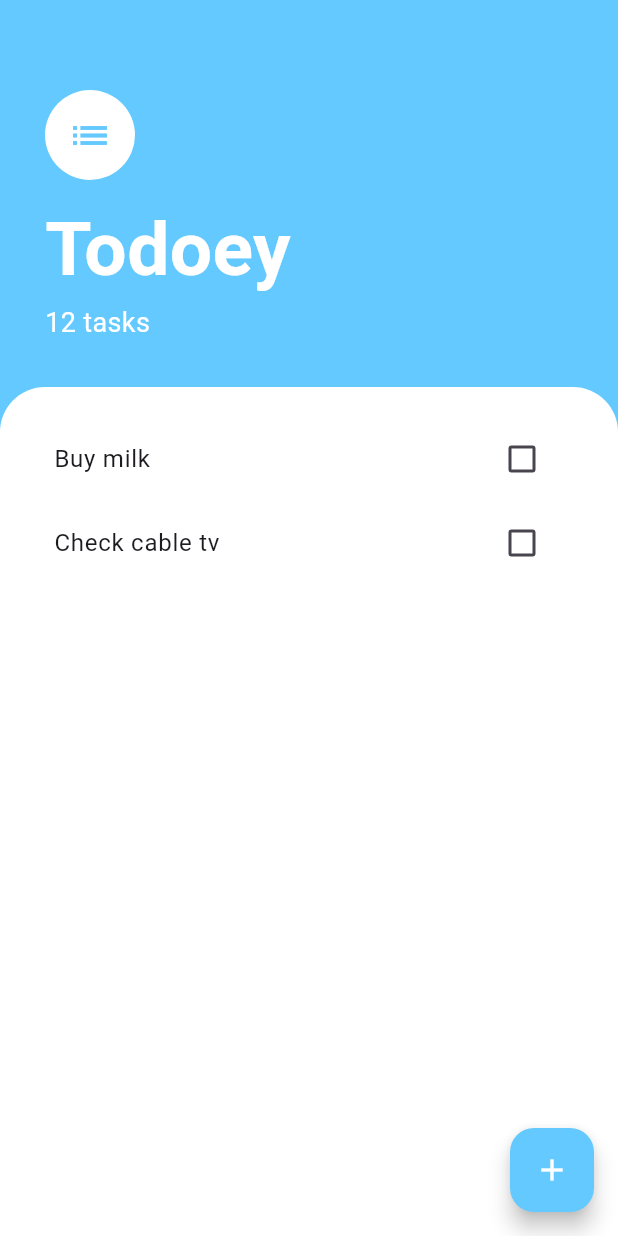
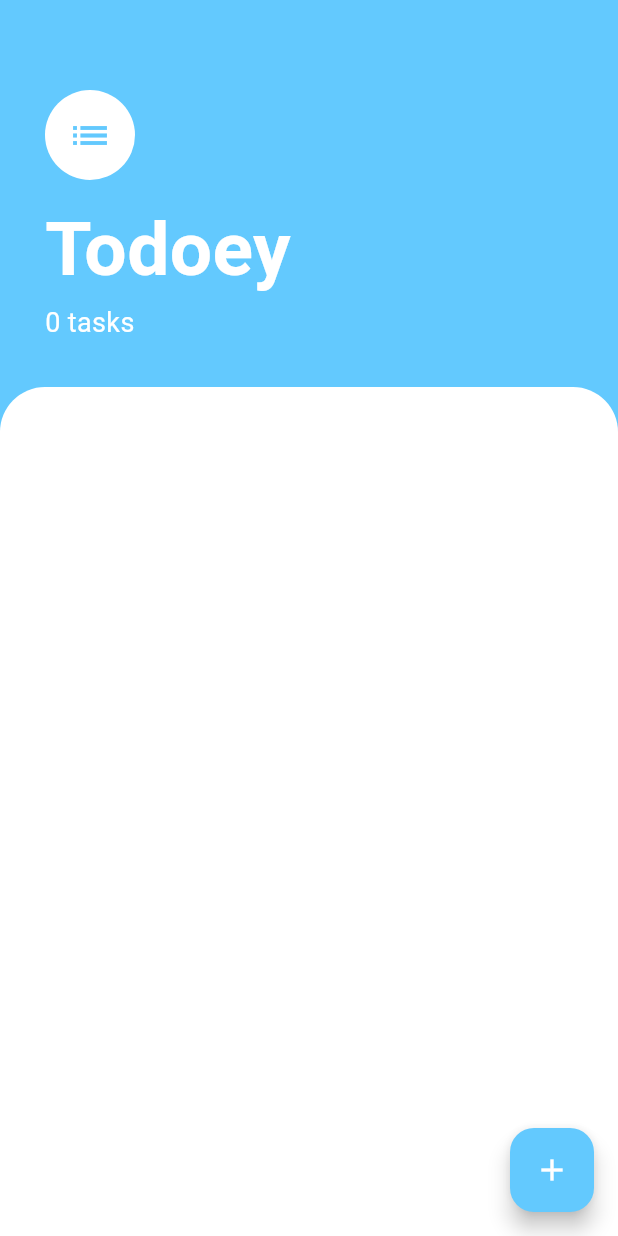
Before and after one commit to alexanderhertsyk/flutter_todoey, a Flutter app: the screen it shows after launch, on a phone screen of 412 x 824 dp. Run offline on Flutter 3.47's test engine with Material 3 defaults, Android fonts, the phone set to English and light mode, and no system bars.

Commit message:
Added Provider w/ logic & AppModel & replaced all stateful widgets w/ stateless ones.

```diff
--- a/lib/main.dart
+++ b/lib/main.dart
@@ -1,4 +1,6 @@
 import 'package:flutter/material.dart';
+import 'package:provider/provider.dart';
+import 'package:todoey/models/app_model.dart';
 import 'package:todoey/screens/task_screen.dart';
 
 void main() => runApp(const TodoeyApp());
@@ -8,6 +10,9 @@ class TodoeyApp extends StatelessWidget {
 
   @override
   Widget build(BuildContext context) {
-    return MaterialApp(home: TasksScreen());
+    return ChangeNotifierProvider(
+      create: (_) => AppModel(),
+      child: const MaterialApp(home: TasksScreen()),
+    );
   }
 }
--- /dev/null
+++ b/lib/models/app_model.dart
@@ -0,0 +1,18 @@
+import 'package:flutter/material.dart';
+import 'package:todoey/models/task_model.dart';
+
+class AppModel extends ChangeNotifier {
+  List<TaskModel> tasks = [];
+
+  AppModel();
+
+  void addTask({required String name}) {
+    tasks.add(TaskModel(name: name));
+    notifyListeners();
+  }
+
+  void updateTask({required int index, required bool isChecked}) {
+    tasks[index].isChecked = isChecked;
+    notifyListeners();
+  }
+}
--- a/lib/screens/task_screen.dart
+++ b/lib/screens/task_screen.dart
@@ -1,24 +1,15 @@
 import 'package:flutter/material.dart';
+import 'package:provider/provider.dart';
 import 'package:todoey/constants.dart';
-import 'package:todoey/models/task_model.dart';
+import 'package:todoey/models/app_model.dart';
 import 'package:todoey/screens/add_task_screen.dart';
 import 'package:todoey/widgets/task_list.dart';
 
-class TasksScreen extends StatefulWidget {
+class TasksScreen extends StatelessWidget {
   const TasksScreen({super.key});
 
-  @override
-  State<TasksScreen> createState() => _TasksScreenState();
-}
-
-class _TasksScreenState extends State<TasksScreen> {
-  final List<TaskModel> _tasks = [
-    TaskModel(name: 'Buy milk'),
-    TaskModel(name: 'Check cable tv'),
-  ];
-
-  Future<void> _showAddTaskModal(BuildContext context) async {
-    String? newTaskName = await showModalBottomSheet(
+  void _showAddTaskModal(BuildContext context) {
+    showModalBottomSheet(
       useSafeArea: true,
       isScrollControlled: true,
       context: context,
@@ -31,10 +22,6 @@ class _TasksScreenState extends State<TasksScreen> {
         ),
       ),
     );
-
-    if (newTaskName != null) {
-      setState(() => _tasks.add(TaskModel(name: newTaskName)));
-    }
   }
 
   @override
@@ -53,8 +40,8 @@ class _TasksScreenState extends State<TasksScreen> {
         child: Column(
           crossAxisAlignment: CrossAxisAlignment.start,
           children: [
-            const Padding(
-              padding: EdgeInsets.only(
+            Padding(
+              padding: const EdgeInsets.only(
                 top: 60.0,
                 left: 30.0,
                 right: 30.0,
@@ -63,7 +50,7 @@ class _TasksScreenState extends State<TasksScreen> {
               child: Column(
                 crossAxisAlignment: CrossAxisAlignment.start,
                 children: [
-                  CircleAvatar(
+                  const CircleAvatar(
                     backgroundColor: Colors.white,
                     radius: 30.0,
                     child: Icon(
@@ -72,8 +59,8 @@ class _TasksScreenState extends State<TasksScreen> {
                       color: kAppColor,
                     ),
                   ),
-                  SizedBox(height: 10.0),
-                  Text(
+                  const SizedBox(height: 10.0),
+                  const Text(
                     'Todoey',
                     style: TextStyle(
                       fontSize: 50.0,
@@ -82,8 +69,8 @@ class _TasksScreenState extends State<TasksScreen> {
                     ),
                   ),
                   Text(
-                    '12 tasks',
-                    style: TextStyle(
+                    '${Provider.of<AppModel>(context).tasks.length} tasks',
+                    style: const TextStyle(
                       color: Colors.white,
                       fontSize: 18.0,
                     ),
@@ -104,7 +91,7 @@ class _TasksScreenState extends State<TasksScreen> {
                     topRight: Radius.circular(30.0),
                   ),
                 ),
-                child: TasksList(tasks: _tasks),
+                child: const TasksList(),
               ),
             ),
           ],
--- a/lib/widgets/task_list.dart
+++ b/lib/widgets/task_list.dart
@@ -1,25 +1,22 @@
 import 'package:flutter/material.dart';
-import 'package:todoey/models/task_model.dart';
+import 'package:provider/provider.dart';
+import 'package:todoey/models/app_model.dart';
 import 'package:todoey/widgets/task_widget.dart';
 
-class TasksList extends StatefulWidget {
-  final List<TaskModel> tasks;
+class TasksList extends StatelessWidget {
+  const TasksList({super.key});
 
-  const TasksList({super.key, required this.tasks});
-
-  @override
-  State<TasksList> createState() => _TasksListState();
-}
-
-class _TasksListState extends State<TasksList> {
   @override
   Widget build(BuildContext context) {
     return ListView.builder(
-      itemCount: widget.tasks.length,
+      itemCount: Provider.of<AppModel>(context).tasks.length,
       itemBuilder: (context, i) => TaskWidget(
-        task: widget.tasks[i],
+        task: Provider.of<AppModel>(context).tasks[i],
         onChecked: (isChecked) =>
-            setState(() => widget.tasks[i].isChecked = isChecked),
+            Provider.of<AppModel>(context, listen: false).updateTask(
+          index: i,
+          isChecked: isChecked,
+        ),
       ),
     );
   }
```
Also changed, not shown: lib/screens/add_task_screen.dart (+7 -4 lines).
